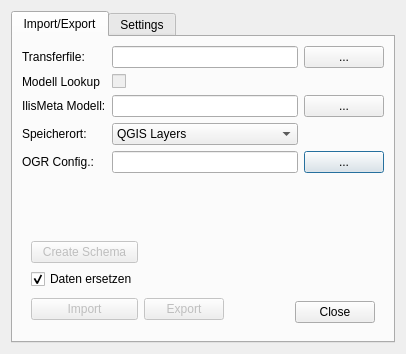
This is qgis/interlis/ui_interlis.ui in sourcepole/ogrtools as Qt 5 draws it before an edit. The edited form follows.
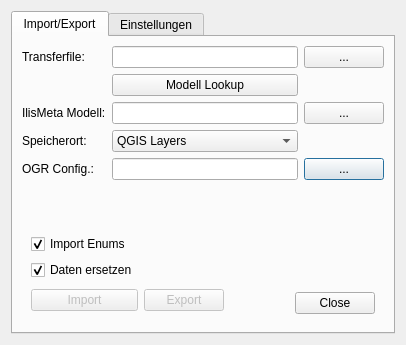
This is the edited form.

Commit message: Checkboxes for Enum import and skip failures

What changed in the file:
```diff
--- a/qgis/interlis/ui_interlis.ui
+++ b/qgis/interlis/ui_interlis.ui
@@ -7,7 +7,7 @@
     <x>0</x>
     <y>0</y>
     <width>406</width>
-    <height>354</height>
+    <height>345</height>
    </rect>
   </property>
   <property name="windowTitle">
@@ -66,16 +66,6 @@
        <item row="2" column="1">
         <widget class="QLineEdit" name="mModelLineEdit"/>
        </item>
-       <item row="1" column="0">
-        <widget class="QLabel" name="label_2">
-         <property name="text">
-          <string>Modell Lookup</string>
-         </property>
-         <property name="buddy">
-          <cstring>chkModelLookup</cstring>
-         </property>
-        </widget>
-       </item>
        <item row="3" column="0">
         <widget class="QLabel" name="label">
          <property name="text">
@@ -119,16 +109,6 @@
          </property>
         </widget>
        </item>
-       <item row="1" column="1">
-        <widget class="QCheckBox" name="chkModelLookup">
-         <property name="enabled">
-          <bool>false</bool>
-         </property>
-         <property name="text">
-          <string/>
-         </property>
-        </widget>
-       </item>
        <item row="4" column="1">
         <widget class="QLineEdit" name="mConfigLineEdit"/>
        </item>
@@ -151,26 +131,6 @@
           <enum>QFrame::Raised</enum>
          </property>
          <layout class="QGridLayout" name="gridLayout_3">
-          <item row="2" column="1" rowspan="2">
-           <widget class="QPushButton" name="mExportButton">
-            <property name="enabled">
-             <bool>false</bool>
-            </property>
-            <property name="text">
-             <string>Export</string>
-            </property>
-           </widget>
-          </item>
-          <item row="0" column="0">
-           <widget class="QPushButton" name="mSchemaButton">
-            <property name="enabled">
-             <bool>false</bool>
-            </property>
-            <property name="text">
-             <string>Create Schema</string>
-            </property>
-           </widget>
-          </item>
           <item row="3" column="2">
            <widget class="QDialogButtonBox" name="buttonBox">
             <property name="standardButtons">
@@ -198,14 +158,41 @@
             </property>
            </widget>
           </item>
+          <item row="0" column="0">
+           <widget class="QCheckBox" name="cbImportEnums">
+            <property name="text">
+             <string>Import Enums</string>
+            </property>
+            <property name="checked">
+             <bool>true</bool>
+            </property>
+           </widget>
+          </item>
+          <item row="2" column="1" rowspan="2">
+           <widget class="QPushButton" name="mExportButton">
+            <property name="enabled">
+             <bool>false</bool>
+            </property>
+            <property name="text">
+             <string>Export</string>
+            </property>
+           </widget>
+          </item>
          </layout>
         </widget>
        </item>
+       <item row="1" column="1">
+        <widget class="QPushButton" name="mModelLookupButton">
+         <property name="text">
+          <string>Modell Lookup</string>
+         </property>
+        </widget>
+       </item>
       </layout>
      </widget>
      <widget class="QWidget" name="settingstab">
       <attribute name="title">
-       <string>Settings</string>
+       <string>Einstellungen</string>
       </attribute>
       <layout class="QGridLayout" name="gridLayout_5">
        <item row="1" column="0">
```
Left out of the diff: 12 changed lines with no effect on the pictures. The commit also changes 3 other files.
